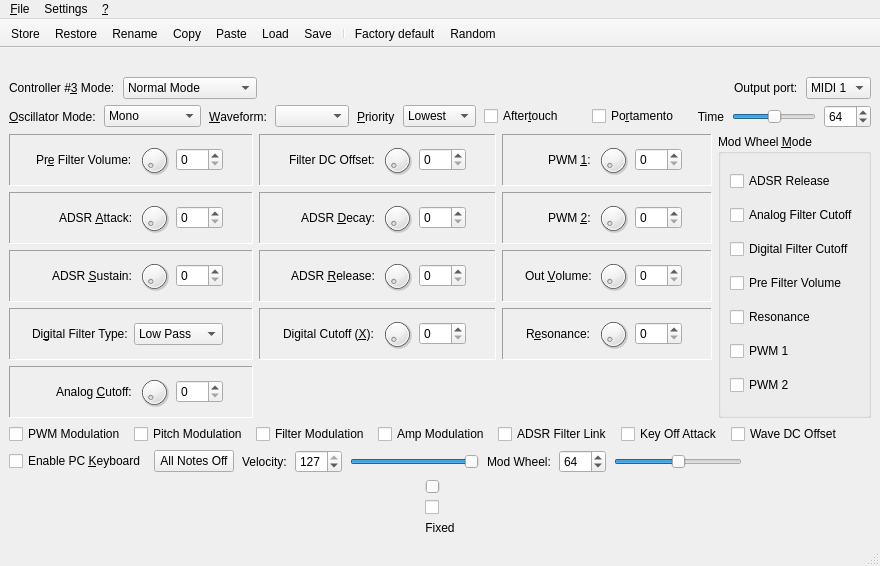
Above: pl2editor/editor.ui from MaurizioB/PL2Edit before the change. Below: the same form after it.
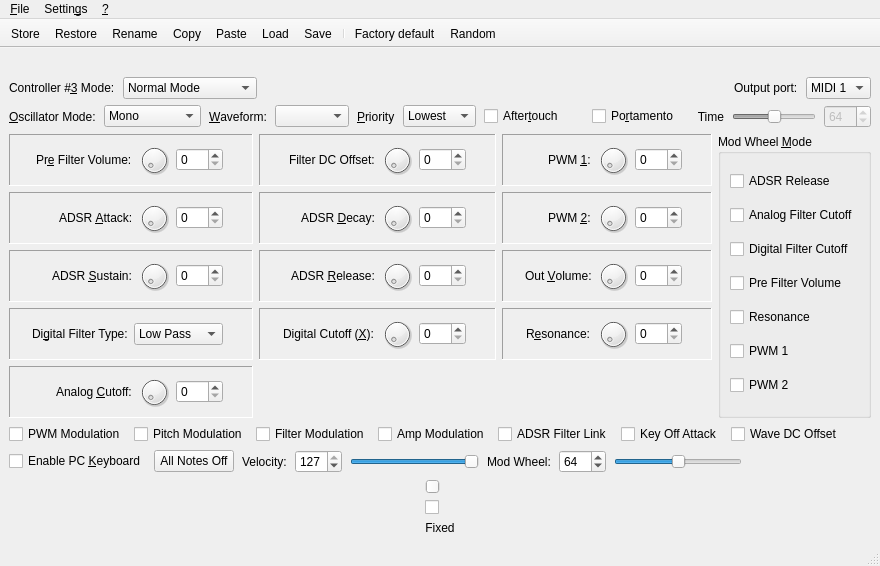
That is the form after the change. Icons and pictures are not drawn.

```diff
--- a/pl2editor/editor.ui
+++ b/pl2editor/editor.ui
@@ -1726,6 +1726,9 @@
       </item>
       <item>
        <widget class="QSlider" name="portamentoTime_slider">
+        <property name="enabled">
+         <bool>false</bool>
+        </property>
         <property name="sizePolicy">
          <sizepolicy hsizetype="MinimumExpanding" vsizetype="Fixed">
           <horstretch>0</horstretch>
@@ -1751,6 +1754,9 @@
       </item>
       <item>
        <widget class="QSpinBox" name="portamentoTime_spin">
+        <property name="enabled">
+         <bool>false</bool>
+        </property>
         <property name="contextMenuPolicy">
          <enum>Qt::CustomContextMenu</enum>
         </property>
@@ -1890,7 +1896,7 @@
    </widget>
    <widget class="QMenu" name="menuSettings">
     <property name="title">
-     <string>Settings</string>
+     <string>Settin&amp;gs</string>
     </property>
     <addaction name="actionMidiShow"/>
     <addaction name="actionSettings"/>
```
Left out of the diff: 4 changed lines with no effect on the pictures.
